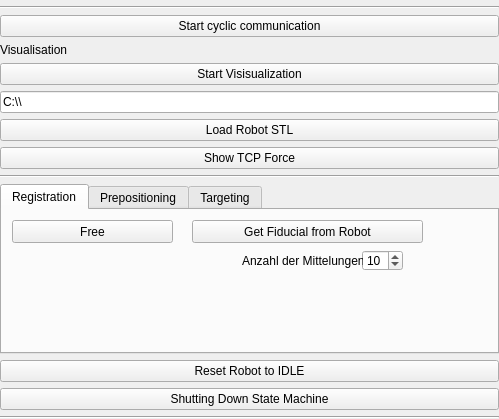
Old version of the form LightWeightRobotIGT/Resources/UI/qSlicerLightWeightRobotIGTFooBarWidget.ui in the repository SNRLab/LightWeightRobotIGT.
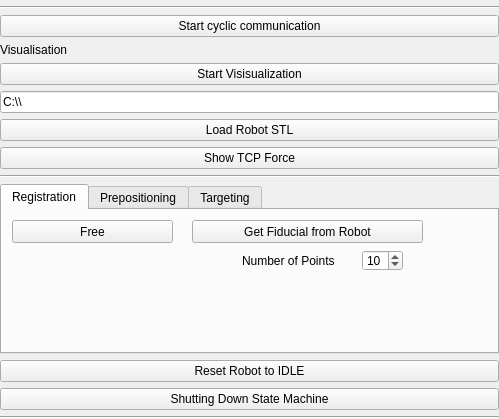
New version of the form. The open tabs and pages were chosen to show the change. Custom widgets are drawn as their Qt base class.

Diff of the .ui file:
```diff
--- a/LightWeightRobotIGT/Resources/UI/qSlicerLightWeightRobotIGTFooBarWidget.ui
+++ b/LightWeightRobotIGT/Resources/UI/qSlicerLightWeightRobotIGTFooBarWidget.ui
@@ -152,7 +152,7 @@
         </rect>
        </property>
        <property name="text">
-        <string>Anzahl der Mittelungen</string>
+        <string>Number of Points</string>
        </property>
       </widget>
      </widget>
```
